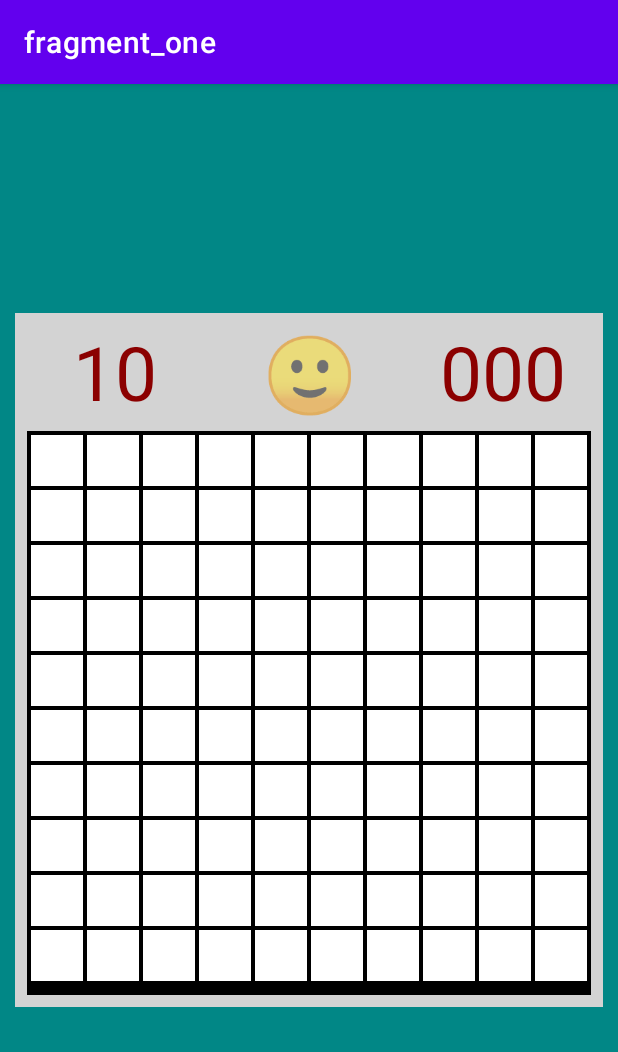
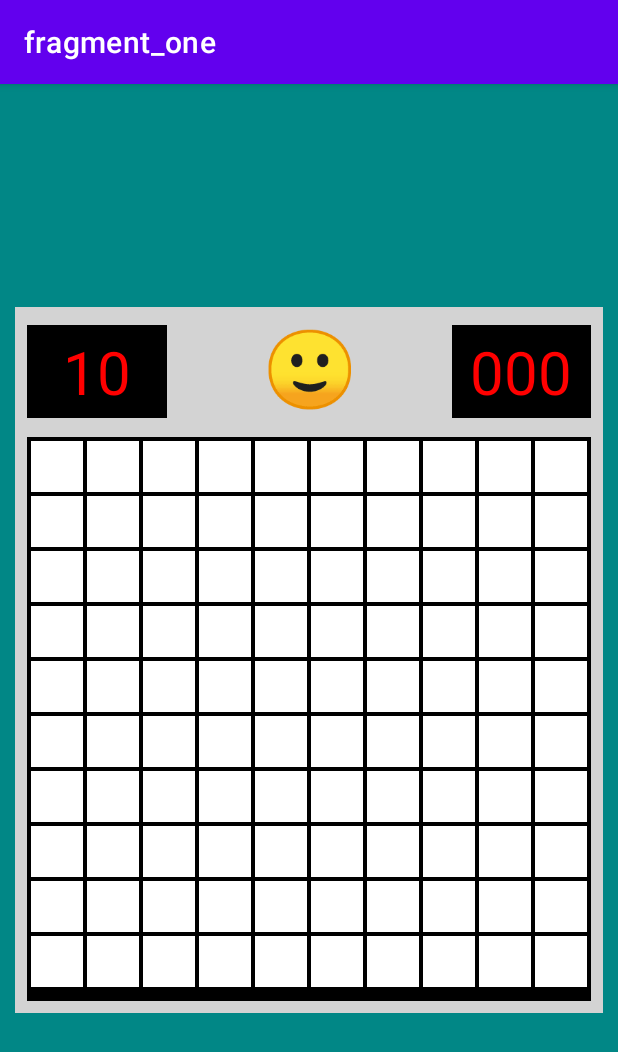
Before and after one commit to Aeforeva/Minesweeper, an Android app: the screen it shows after launch (MainActivity), on a phone screen of 412 x 824 dp. Shown: the top 1052 px of the screen. Run offline under Robolectric (Android 15) with nearby library versions, the phone set to English and light mode, and no system bars; our stand-ins replace data binding, navigation-ui; 5 statements that could not run were skipped.

Commit message:
fix emoji transparent

```diff
--- a/app/src/main/java/com/example/minesweeper/adapters/BindingAdapters.kt
+++ b/app/src/main/java/com/example/minesweeper/adapters/BindingAdapters.kt
@@ -7,6 +7,7 @@ import com.example.minesweeper.ui.GameState
 
 @BindingAdapter("gameState")
 fun setNewGameButton(textView: TextView, gameState: GameState) {
+    textView.setTextColor(Color.BLACK)
     when (gameState) {
         GameState.WIN -> textView.text = "\uD83D\uDE0E" // 😎
         GameState.LOSS -> textView.text = "\uD83E\uDD2F" // 🤯
@@ -24,10 +25,11 @@ fun contentResolve(
     isOpen: Boolean,
     isWrongCell: Boolean
 ) {
+    textView.setTextColor(Color.BLACK)
     textView.setBackgroundColor(Color.LTGRAY)
     if (!isOpen && isFlag) textView.text = "\uD83D\uDEA9" // 🚩
-//    if (isOpen && isMine) textView.text = "\uD83D\uDCA3" // 💣
-    if (isOpen && isMine) textView.text = "\uD83D\uDE02" // 😂
+    if (isOpen && isMine) textView.text = "\uD83D\uDCA3" // 💣
+//    if (isOpen && isMine) textView.text = "\uD83D\uDE02" // 😂
     if (isOpen && !isMine) {
         textView.setBackgroundColor(Color.WHITE)
         textView.text = minesNearBy.toString()
--- a/app/src/main/java/com/example/minesweeper/ui/MainViewModel.kt
+++ b/app/src/main/java/com/example/minesweeper/ui/MainViewModel.kt
@@ -39,6 +39,7 @@ class MainViewModel : ViewModel() {
     fun endGame(wrongCell: Cell) {
         if (isPlayerWin()) {
             gameState.value = GameState.WIN
+            minesLeft.value = 0
             for (cell in cells) {
                 if (cell.isMine) cell.isFlag = true
             }
--- a/app/src/main/res/layout/fragment_one.xml
+++ b/app/src/main/res/layout/fragment_one.xml
@@ -30,11 +30,14 @@
             <TextView
                 android:id="@+id/mines_left"
                 android:layout_width="0dp"
-                android:layout_height="0dp"
+                android:layout_height="wrap_content"
+                android:background="@color/black"
                 android:gravity="center"
+                android:padding="4dp"
                 android:text="@{viewModel.minesLeft.toString()}"
-                android:textColor="@color/dark_red"
-                android:textSize="50sp"
+                android:textColor="@color/red"
+                android:textSize="40sp"
+                app:layout_constraintBottom_toTopOf="@id/recycler"
                 app:layout_constraintDimensionRatio="3:2"
                 app:layout_constraintStart_toStartOf="@id/recycler"
                 app:layout_constraintTop_toTopOf="parent"
@@ -59,11 +62,14 @@
             <TextView
                 android:id="@+id/timer"
                 android:layout_width="0dp"
-                android:layout_height="0dp"
+                android:layout_height="wrap_content"
+                android:background="@color/black"
                 android:gravity="center"
+                android:padding="4dp"
                 android:text="000"
-                android:textColor="@color/dark_red"
-                android:textSize="50sp"
+                android:textColor="@color/red"
+                android:textSize="40sp"
+                app:layout_constraintBottom_toTopOf="@id/recycler"
                 app:layout_constraintDimensionRatio="3:2"
                 app:layout_constraintEnd_toEndOf="@id/recycler"
                 app:layout_constraintTop_toTopOf="parent"
@@ -73,9 +79,7 @@
                 android:id="@+id/recycler"
                 android:layout_width="0dp"
                 android:layout_height="0dp"
-                android:layout_marginStart="8dp"
-                android:layout_marginEnd="8dp"
-                android:layout_marginBottom="8dp"
+                android:layout_margin="8dp"
                 android:background="@color/black"
                 android:padding="1dp"
                 app:layoutManager="androidx.recyclerview.widget.GridLayoutManager"
--- a/app/src/main/res/values/colors.xml
+++ b/app/src/main/res/values/colors.xml
@@ -9,5 +9,5 @@
     <color name="white">#FFFFFFFF</color>
 
     <color name="lt_gray">#FFD3D3D3</color>
-    <color name="dark_red">#8B0000</color>
+    <color name="red">#FFFF0000</color>
 </resources>
```
